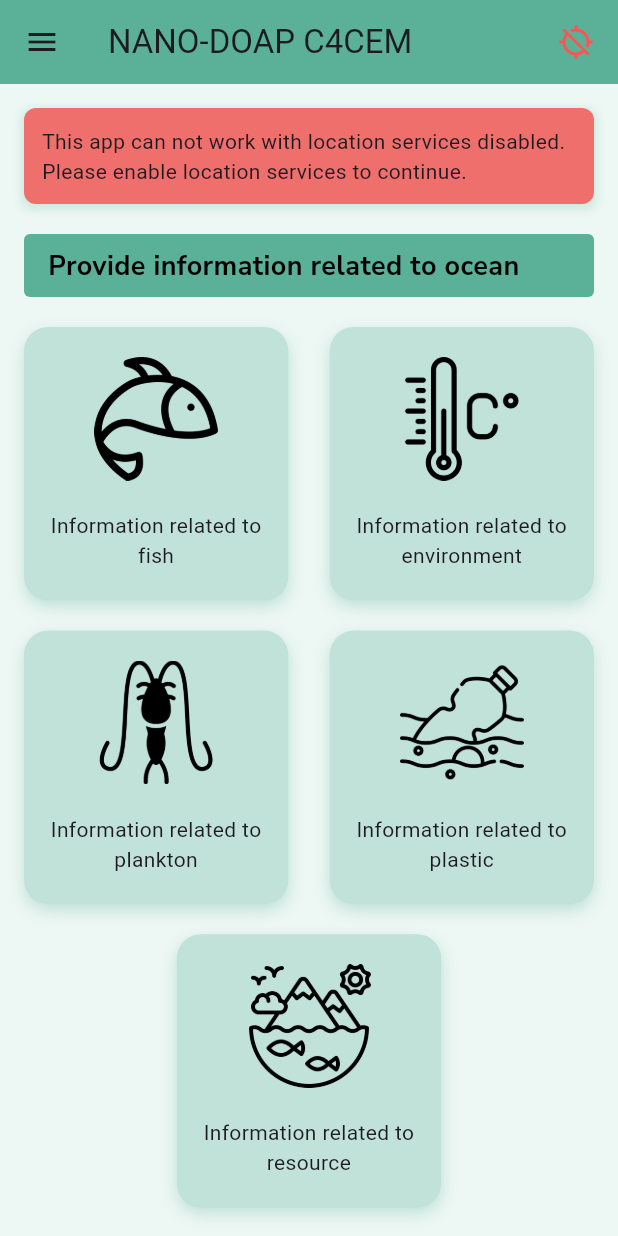
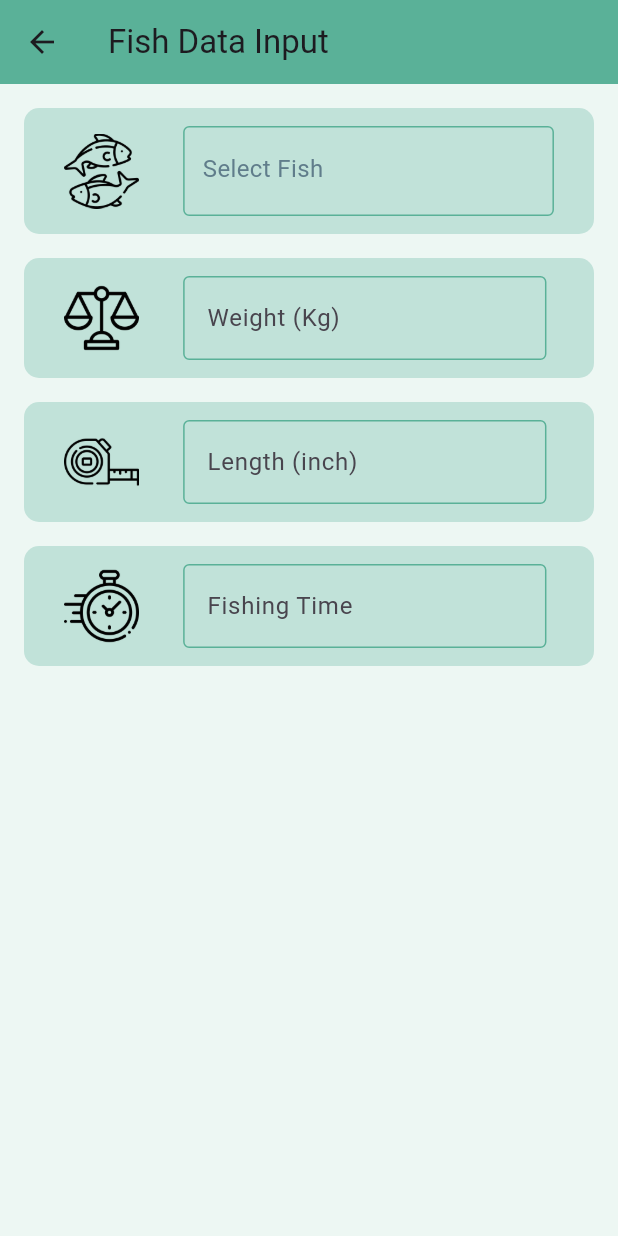
Before and after one commit to mainul99m/nano-doap-c4cem, a Flutter app: the screen it shows after launch, after a tap on "Information related to fish", on a phone screen of 412 x 824 dp. Run offline on Flutter 3.47's test engine with Material 3 defaults, Android fonts, the light colour scheme and no system bars; our stand-ins replace geolocator, get, google_fonts, lottie, shared_preferences.

Commit message:
Add fish data input screen UI

```diff
--- /dev/null
+++ b/lib/controllers/fish_data_input_screen_controller.dart
@@ -0,0 +1,31 @@
+import 'package:flutter/material.dart';
+import 'package:geolocator/geolocator.dart';
+import 'package:get/get.dart';
+
+class FishDataInputScreenController extends GetxController {
+  Position? currentLocation;
+
+
+  /// text editing controller
+  final TextEditingController weightController = TextEditingController();
+  final TextEditingController lengthController = TextEditingController();
+  final TextEditingController fishingTimeController = TextEditingController();
+
+  @override
+  void onInit() {
+    super.onInit();
+    requestLocation();
+  }
+
+  @override
+  void onClose() {
+    weightController.dispose();
+    lengthController.dispose();
+    fishingTimeController.dispose();
+    super.onClose();
+  }
+
+  void requestLocation() async {
+    currentLocation = await Geolocator.getCurrentPosition();
+  }
+}
--- a/lib/controllers/home_screen_controller.dart
+++ b/lib/controllers/home_screen_controller.dart
@@ -1,12 +1,14 @@
 import 'package:geolocator/geolocator.dart';
 import 'package:get/get.dart';
 import 'package:nano_doap_c4cem/services/location_services.dart';
+import 'package:nano_doap_c4cem/views/fish_data_input_screen.dart';
 
 class HomeScreenController extends GetxController {
   var isLocationServiceEnabled = true.obs;
   var isSyncing = false.obs;
   var isLoactionServiceEnabled = false.obs;
   Position? currentLocation;
+
 
   @override
   void onInit() {
@@ -23,7 +25,7 @@ class HomeScreenController extends GetxController {
   }
 
   void fishInformationBtnClicked() {
-
+    Get.to(()=> FishDataInputScreen());
   }
   void environmentBtnClicked() {
 
--- /dev/null
+++ b/lib/views/components/app_text_field.dart
@@ -0,0 +1,74 @@
+import 'package:flutter/material.dart';
+import 'package:flutter/services.dart';
+import 'package:get/get.dart';
+import '../../utils/app_colors.dart';
+
+class AppTextField extends StatelessWidget {
+  final String leadingIcon;
+  final String labelText;
+  final String? hintText;
+  final bool obscureText;
+  final TextEditingController? controller;
+  final TextInputType keyboardType;
+  final GestureTapCallback? onTap;
+  final ValueChanged<String>? onChanged;
+  final Color? color;
+  final List<TextInputFormatter>? inputFormatters;
+
+  const AppTextField({
+    required this.leadingIcon,
+    required this.labelText,
+    this.hintText,
+    this.obscureText = false,
+    this.controller,
+    this.keyboardType = TextInputType.text,
+    this.onTap,
+    this.onChanged,
+    this.color,
+    this.inputFormatters,
+    super.key
+  });
+
+  @override
+  Widget build(BuildContext context) {
+    var primaryInputBorder = OutlineInputBorder(
+        borderSide: BorderSide(
+            color: AppColors.primaryColor
+        )
+    );
+
+    return Container(
+      padding: EdgeInsets.all(12),
+      decoration: BoxDecoration(
+          borderRadius: BorderRadius.circular(10),
+          color: AppColors.secondaryBrightColor
+      ),
+      child: Row(
+        mainAxisAlignment: MainAxisAlignment.spaceAround,
+          children: [
+            Image.asset(
+              leadingIcon,
+              color: AppColors.secondaryColor,
+              height: 50,
+              width: 50,
+            ),
+            Container(
+              padding: EdgeInsets.only(right: 5),
+              width: Get.width * 0.6,
+              child: TextField(
+                decoration: InputDecoration(
+                  fillColor: Colors.green,
+                  enabledBorder: primaryInputBorder,
+                  border: primaryInputBorder,
+                  disabledBorder: primaryInputBorder,
+                  focusedBorder: primaryInputBorder,
+                  labelText: labelText,
+                  hintText: hintText,
+                ),
+              ),
+            )
+          ]
+      ),
+    );
+  }
+}
--- /dev/null
+++ b/lib/views/components/fish_name_selector.dart
@@ -0,0 +1,59 @@
+import 'package:flutter/material.dart';
+import 'package:get/get.dart';
+import '../../utils/app_colors.dart';
+
+class FishNameSelector extends StatelessWidget {
+  final String? selectedFish;
+  final GestureTapCallback? onTap;
+  const FishNameSelector({
+    this.selectedFish,
+    this.onTap,
+    super.key
+  });
+
+  @override
+  Widget build(BuildContext context) {
+    return Container(
+      padding: EdgeInsets.all(12),
+      decoration: BoxDecoration(
+          borderRadius: BorderRadius.circular(10),
+          color: AppColors.secondaryBrightColor
+      ),
+      child: Row(
+        mainAxisAlignment: MainAxisAlignment.spaceAround,
+        children: [
+          Image.asset(
+            'assets/icons/ic_amount.png',
+            color: AppColors.secondaryColor,
+            height: 50,
+            width: 50,
+          ),
+          InkWell(
+            onTap: onTap,
+            child: Container(
+                padding: EdgeInsets.only(right: 5),
+                width: Get.width * 0.6,
+                height: 60,
+                decoration: BoxDecoration(
+                    borderRadius: BorderRadius.circular(4),
+                    border: Border.all(
+                        color: AppColors.primaryColor
+                    )
+                ),
+                child: Padding(
+                  padding: const EdgeInsets.symmetric(horizontal: 12, vertical: 16),
+                  child: Text(
+                    selectedFish == null ? 'Select Fish' : selectedFish!,
+                    style: TextStyle(
+                        color: selectedFish == null ? Colors.blueGrey : AppColors.secondaryColor,
+                        fontSize: 16
+                    ),
+                  ),
+                )
+            ),
+          ),
+        ],
+      ),
+    );
+  }
+}
--- /dev/null
+++ b/lib/views/fish_data_input_screen.dart
@@ -0,0 +1,54 @@
+import 'package:flutter/material.dart';
+import 'package:nano_doap_c4cem/controllers/fish_data_input_screen_controller.dart';
+import 'package:nano_doap_c4cem/utils/app_colors.dart';
+import 'package:nano_doap_c4cem/views/components/app_text_field.dart';
+import 'package:nano_doap_c4cem/views/components/custom_appbar.dart';
+import 'package:get/get.dart';
+import 'package:nano_doap_c4cem/views/components/fish_name_selector.dart';
+
+class FishDataInputScreen extends StatelessWidget {
+  final FishDataInputScreenController controller = Get.put(FishDataInputScreenController());
+  FishDataInputScreen({super.key});
+
+  @override
+  Widget build(BuildContext context) {
+    return Scaffold(
+      appBar: CustomAppbar(
+        title: 'Fish Data Input'
+      ),
+      backgroundColor: AppColors.backgroundColor,
+      body: SingleChildScrollView(
+        child: Container(
+          padding: const EdgeInsets.all(16),
+          child: Column(
+            children: [
+              FishNameSelector(),
+              const SizedBox(height: 16,),
+              AppTextField(
+                leadingIcon: 'assets/icons/ic_scale.png',
+                labelText: 'Weight (Kg)',
+                hintText: 'Enter weight',
+                keyboardType: TextInputType.number,
+              ),
+              const SizedBox(height: 16,),
+              AppTextField(
+                leadingIcon: 'assets/icons/ic_tape.png',
+                labelText: 'Length (inch)',
+                hintText: 'Enter length',
+                keyboardType: TextInputType.number,
+              ),
+              const SizedBox(height: 16,),
+              AppTextField(
+                leadingIcon: 'assets/icons/ic_clock.png',
+                labelText: 'Fishing Time',
+                hintText: 'Enter fishing time',
+                keyboardType: TextInputType.number,
+              ),
+            ],
+          ),
+        )
+
+      ),
+    );
+  }
+}
--- a/lib/views/home_screen.dart
+++ b/lib/views/home_screen.dart
@@ -80,11 +80,15 @@ class HomeScreen extends StatelessWidget {
             children: [
              Obx(()=>Visibility(
                visible: !controller.isLocationServiceEnabled.value,
-               child:const WarningWidget(
-                   text: 'This app can not work with location services disabled. Please enable location services to continue.'
+               child: Column(
+                 children: [
+                   WarningWidget(
+                       text: 'This app can not work with location services disabled. Please enable location services to continue.'.tr
+                   ),
+                   const SizedBox(height: 20,),
+                 ],
                )
              )),
-              const SizedBox(height: 20,),
               SectionHeader(title: 'Provide information related to ocean'.tr),
               const SizedBox(height: 20,),
               /// Information Related to Ocean and Environment
@@ -94,12 +98,12 @@ class HomeScreen extends StatelessWidget {
                   MenuIconButton(
                     title: 'Information related to fish'.tr,
                     iconPath: 'assets/icons/ic_fish.png',
-                    onTap: () {},
+                    onTap: controller.fishInformationBtnClicked,
                   ),
                   MenuIconButton(
                     title: 'Information related to environment'.tr,
                     iconPath: 'assets/icons/ic_temperature.png',
-                    onTap: () {},
+                    onTap: controller.environmentBtnClicked,
                   ),
                 ],
               ),
@@ -111,12 +115,12 @@ class HomeScreen extends StatelessWidget {
                   MenuIconButton(
                     title: 'Information related to plankton'.tr,
                     iconPath: 'assets/icons/ic_plankton.png',
-                    onTap: () {},
+                    onTap: controller.planktonBtnClicked,
                   ),
                   MenuIconButton(
                     title: 'Information related to plastic'.tr,
                     iconPath: 'assets/icons/ic_water-pollution.png',
-                    onTap: () {},
+                    onTap: controller.plasticBtnClicked,
                   ),
                 ],
               ),
@@ -128,7 +132,7 @@ class HomeScreen extends StatelessWidget {
                   MenuIconButton(
                     title: 'Information related to resource'.tr,
                     iconPath: 'assets/icons/ic_resource.png',
-                    onTap: () {},
+                    onTap: controller.resourcesBtnClicked,
                   ),
                 ],
               ),
@@ -141,12 +145,12 @@ class HomeScreen extends StatelessWidget {
                   MenuIconButton(
                     title: 'Weather map'.tr,
                     iconPath: 'assets/icons/ic_weather.png',
-                    onTap: () {},
+                    onTap: controller.weatherBtnClicked,
                   ),
                   MenuIconButton(
                     title: 'Sea state map'.tr,
                     iconPath: 'assets/icons/ic_map.png',
-                    onTap: () {},
+                    onTap: controller.seaStateBtnClicked,
                   ),
                 ],
               ),
```
